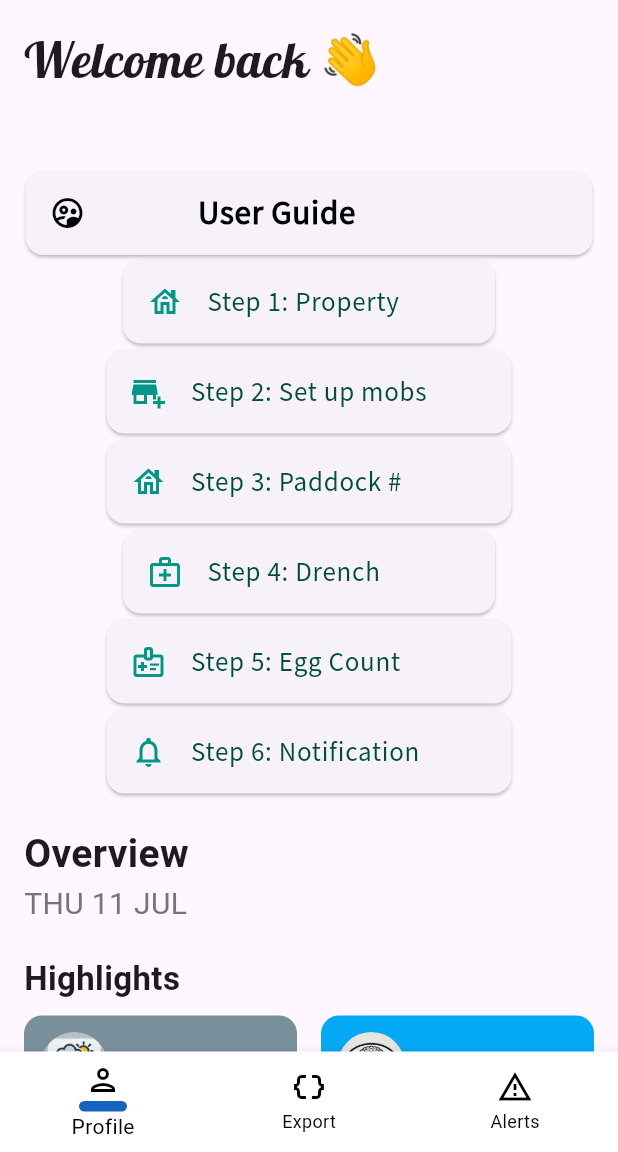
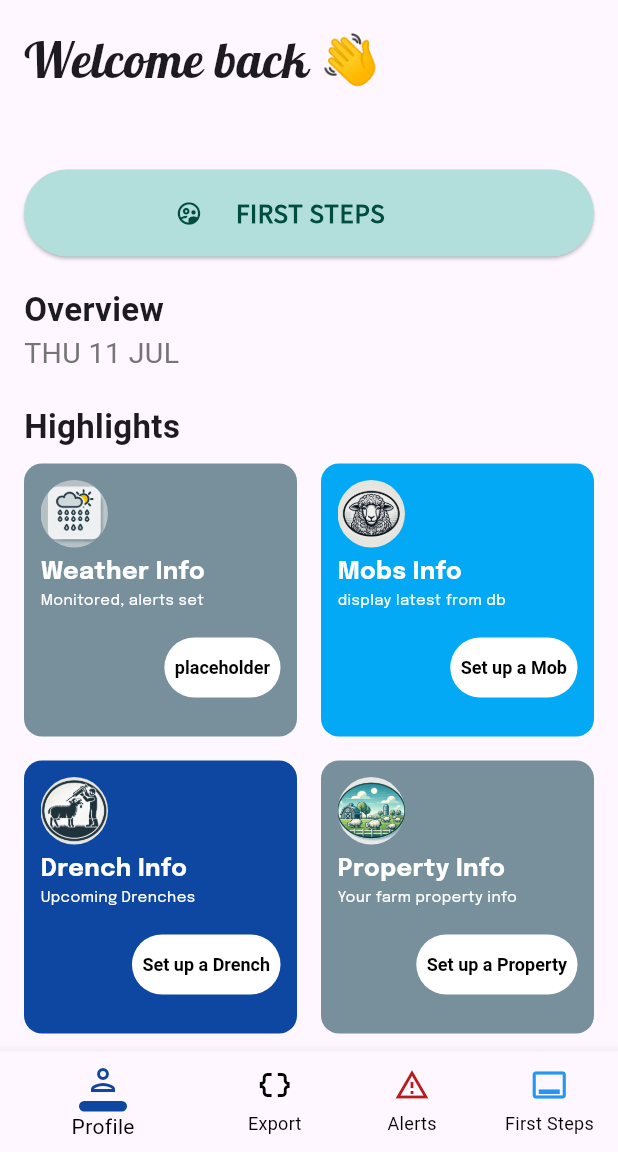
Before and after one commit to mn-nao-ren/drenchmate1017, a Flutter app: the DashboardScreen screen opened by its route, on a phone screen of 412 x 824 dp, the part 84-1236 px from its top. Run offline on Flutter 3.47's test engine with Material 3 defaults, Android fonts, the phone set to English and light mode, and no system bars; our stand-ins replace bloc, cloud_firestore, firebase_auth, firebase_core, flutter_local_notifications, google_fonts and 2 more; accounts and stored records are empty.

Commit message:
added first steps dialog box

```diff
--- a/lib/business_logic/models/advanced_notice_cubit.dart
+++ b/lib/business_logic/models/advanced_notice_cubit.dart
@@ -42,7 +42,7 @@ class AdvancedNoticeCubit extends Cubit<AdvancedNoticeState> {
     required WeatherData weatherData,
   }) {
     // Add algorithm logic to compute next drench date
-    DateTime nextDrenchDate = lastDrenchDate.add(Duration(days: 21)); // Placeholder logic
+    DateTime nextDrenchDate = lastDrenchDate.add(const Duration(days: 21)); // Placeholder logic
     return nextDrenchDate;
   }
 
--- a/lib/data/advanced_notice_repo.dart
+++ b/lib/data/advanced_notice_repo.dart
@@ -28,7 +28,7 @@ class AdvancedNoticeRepository {
   Future<DateTime> getLastDrenchDate() async {
     try {
       // Simulate network call
-      return DateTime.now().subtract(Duration(days: 10)); // Placeholder for actual last drench date
+      return DateTime.now().subtract(const Duration(days: 10)); // Placeholder for actual last drench date
     } catch (e) {
       print('Error: Failed to fetch last drench date - $e');
       throw Exception('Failed to fetch last drench date');
--- a/lib/presentation/components/bottom_navigation_bar.dart
+++ b/lib/presentation/components/bottom_navigation_bar.dart
@@ -25,25 +25,27 @@ class _MyNavigationBarState extends State<MyNavigationBar> {
   }) {
     return BottomNavigationBarItem(
       label: label,
-      icon: widget.currentIndex == index
-          ? Column(
+      icon: Column(
         mainAxisSize: MainAxisSize.min,
         children: [
-               Icon(icon),
+          Icon(
+            icon,
+            color: widget.currentIndex == index ? selectedColor : color,
+          ),
           const SizedBox(height: 2),
+          if (widget.currentIndex == index)
             SizedBox(
               height: 7,
               width: 32,
               child: DecoratedBox(
                 decoration: BoxDecoration(
-                     color: color,
+                  color: selectedColor,
                   borderRadius: BorderRadius.circular(55),
                 ),
               ),
             ),
         ],
-          )
-          : Icon(icon),
+      ),
     );
   }
 
@@ -55,25 +57,33 @@ class _MyNavigationBarState extends State<MyNavigationBar> {
       selectedItemColor: Colors.black,
       unselectedItemColor: Colors.black,
       onTap: widget.onItemTapped,
+      showUnselectedLabels: true,
       items: [
         _buildNavigationBarItem(
           index: 0,
           icon: Icons.person_outlined,
           label: 'Profile',
-          color: Colors.blue.shade800,
-          selectedColor: Colors.blue.shade800,
+          color: Colors.blue.shade900,
+          selectedColor: Colors.blue.shade900,
         ),
         _buildNavigationBarItem(
           index: 1,
           icon: Icons.data_object_outlined,
           label: 'Export',
-          color: Colors.red.shade600,
-          selectedColor: Colors.red.shade600,
+          color: Colors.black,
+          selectedColor: Colors.black,
         ),
         _buildNavigationBarItem(
           index: 2,
           icon: Icons.warning_amber_outlined,
           label: 'Alerts',
+          color: Colors.red.shade900,
+          selectedColor: Colors.red.shade800,
+        ),
+        _buildNavigationBarItem(
+          index: 3,
+          icon: Icons.call_to_action_outlined,
+          label: 'First Steps',
           color: Colors.blue,
           selectedColor: Colors.blue,
         ),
--- a/lib/presentation/screens/dashboard_view.dart
+++ b/lib/presentation/screens/dashboard_view.dart
@@ -12,6 +12,7 @@ import 'package:drenchmate_2024/presentation/screens/create_mob_page.dart';
 import 'package:drenchmate_2024/presentation/components/username.dart';
 import 'package:intl/intl.dart';
 import 'package:drenchmate_2024/presentation/screens/notification_screen.dart';
+import 'package:drenchmate_2024/presentation/components/first_steps_popup.dart';
 
 
 
@@ -88,127 +89,42 @@ class _DashboardScreenState extends State<DashboardScreen> {
 
               const SizedBox(height: 11),
 
-              const Card(
-                margin: EdgeInsets.symmetric(vertical: 1.0, horizontal: 1.0),
+              ElevatedButton(
+                onPressed: () {
+                  showDialog(
+                    context: context,
+                    builder: (BuildContext context) {
+                      return FirstStepsPopup();
+                    },
+                  );
+                },
+                style: ElevatedButton.styleFrom(
+                  backgroundColor: Colors.teal.shade100,
+                  padding: const EdgeInsets.symmetric(vertical: 1.0, horizontal: 85.0),
+                ),
                 child: ListTile(
                   leading: Icon(
                     Icons.supervised_user_circle_outlined,
-                    color: Colors.black,
+                    color: Colors.teal.shade900,
                   ),
                   title: Text(
-                    '            User Guide',
+                    'FIRST STEPS',
+
                     style: TextStyle(
-                      color: Colors.black,
+                      color: Colors.teal.shade900,
                       fontFamily: 'Source Sans Pro',
-                      fontSize: 22.0,
+                      fontSize: 18.0,
                       fontWeight: FontWeight.bold,
+
                     ),
                   ),
                 ),
+
               ),
 
-              Card(
-                margin: const EdgeInsets.symmetric(vertical: 2.0, horizontal: 66.0),
-                child: ListTile(
-                  leading: const Icon(
-                    Icons.house_outlined,
-                    color: Colors.teal,
-                  ),
-                  title: Text(
-                    'Step 1: Property',
-                    style: TextStyle(
-                      fontSize: 18.0,
-                      color: Colors.teal.shade900,
-                      fontFamily: 'Source Sans Pro',
-                    ),
-                  ),
-                ),
-              ),
-              Card(
-                margin: const EdgeInsets.symmetric(vertical: 2.0, horizontal: 55.0),
-                child: ListTile(
-                  leading: const Icon(
-                    Icons.add_business,
-                    color: Colors.teal,
-                  ),
-                  title: Text(
-                    'Step 2: Set up mobs',
-                    style: TextStyle(
-                      fontSize: 18.0,
-                      color: Colors.teal.shade900,
-                      fontFamily: 'Source Sans Pro',
-                    ),
-                  ),
-                ),
-              ),
-              Card(
-                margin: const EdgeInsets.symmetric(vertical: 2.0, horizontal: 55.0),
-                child: ListTile(
-                  leading: const Icon(
-                    Icons.house_outlined,
-                    color: Colors.teal,
-                  ),
-                  title: Text(
-                    'Step 3: Paddock #',
-                    style: TextStyle(
-                      fontSize: 18.0,
-                      color: Colors.teal.shade900,
-                      fontFamily: 'Source Sans Pro',
-                    ),
-                  ),
-                ),
-              ),
-              Card(
-                margin: const EdgeInsets.symmetric(vertical: 2.0, horizontal: 66.0),
-                child: ListTile(
-                  leading: const Icon(
-                    Icons.medical_services_outlined,
-                    color: Colors.teal,
-                  ),
-                  title: Text(
-                    'Step 4: Drench',
-                    style: TextStyle(
-                      fontSize: 18.0,
-                      color: Colors.teal.shade900,
-                      fontFamily: 'Source Sans Pro',
-                    ),
-                  ),
-                ),
-              ),
-              Card(
-                margin: const EdgeInsets.symmetric(vertical: 2.0, horizontal: 55.0),
-                child: ListTile(
-                  leading: const Icon(
-                    Icons.medical_information_outlined,
-                    color: Colors.teal,
-                  ),
-                  title: Text(
-                    'Step 5: Egg Count',
-                    style: TextStyle(
-                      fontSize: 18.0,
-                      color: Colors.teal.shade900,
-                      fontFamily: 'Source Sans Pro',
-                    ),
-                  ),
-                ),
-              ),
-              Card(
-                margin: const EdgeInsets.symmetric(vertical: 2.0, horizontal: 55.0),
-                child: ListTile(
-                  leading: const Icon(
-                    Icons.notifications_outlined,
-                    color: Colors.teal,
-                  ),
-                  title: Text(
-                    'Step 6: Notification',
-                    style: TextStyle(
-                      fontSize: 18.0,
-                      color: Colors.teal.shade900,
-                      fontFamily: 'Source Sans Pro',
-                    ),
-                  ),
-                ),
-              ),
+
+
+
 
               const SizedBox(height: 20),
 
@@ -216,14 +132,14 @@ class _DashboardScreenState extends State<DashboardScreen> {
 
               Text(
                 'Overview',
-                style: GoogleFonts.roboto(fontSize: 26, fontWeight: FontWeight.w600),
+                style: GoogleFonts.roboto(fontSize: 22, fontWeight: FontWeight.w600),
               ),
 
 
 
               Text(
                 DateFormat('EEE d MMM').format(DateTime.now()).toUpperCase(),
-                style: TextStyle(fontSize: 20, color: Colors.grey.shade600),
+                style: TextStyle(fontSize: 19, color: Colors.grey.shade600),
 
               ),
 
@@ -348,7 +264,7 @@ class _DashboardScreenState extends State<DashboardScreen> {
           ),
         ),
       ),
-      //how do you add a BottomNavigationBar properly here?
+
       bottomNavigationBar: MyNavigationBar(
         currentIndex: _currentIndex,
         onItemTapped: _onItemTapped,
--- a/lib/presentation/screens/login_page.dart
+++ b/lib/presentation/screens/login_page.dart
@@ -89,7 +89,6 @@ class _LoginScreenState extends State<LoginScreen> {
                           try {
                             final user = await _auth.signInWithEmailAndPassword(
                                 email: email, password: password);
-                            if (user != null) {
                             SharedPreferences prefs = await SharedPreferences.getInstance();
                             bool isFirstLogin = prefs.getBool('first_login') ?? true;
                             if (isFirstLogin) {
@@ -118,7 +117,6 @@ class _LoginScreenState extends State<LoginScreen> {
                                 },
                               );
                             }
-                            }
                                                       Navigator.pushNamed(context, DashboardScreen.id);
                           } catch (e) {
                             // print(e);
```
Also changed, not shown: lib/presentation/components/first_steps_popup.dart (added, +75 -0 lines). Lines whose indentation alone changed are shown as unchanged.
